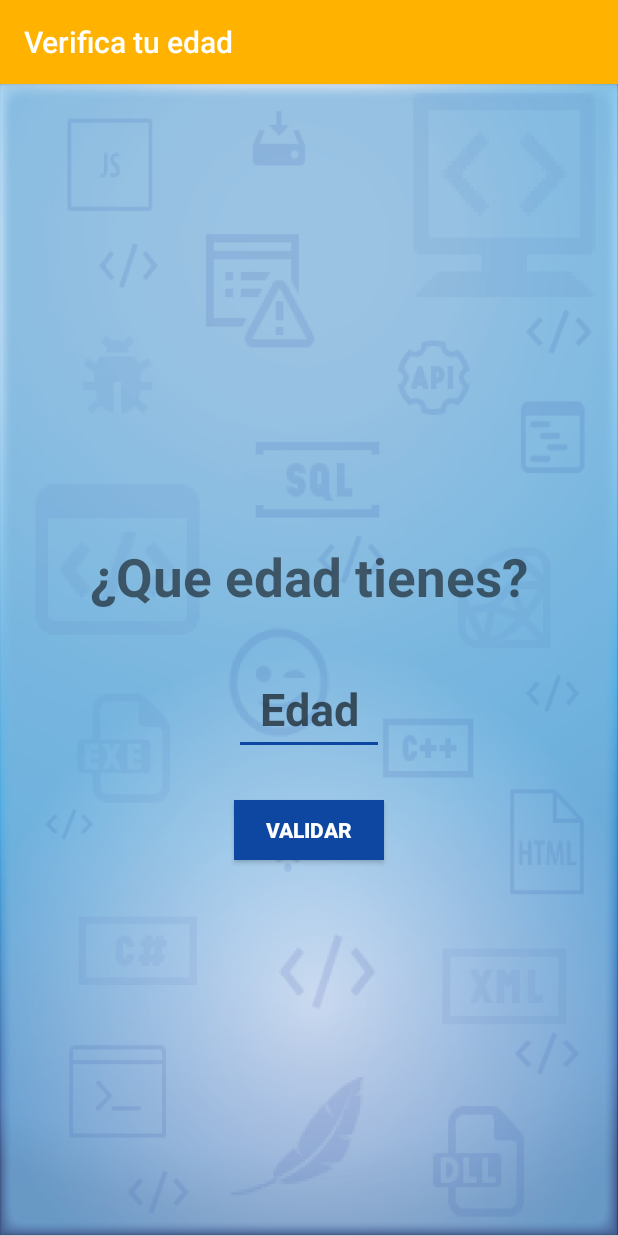
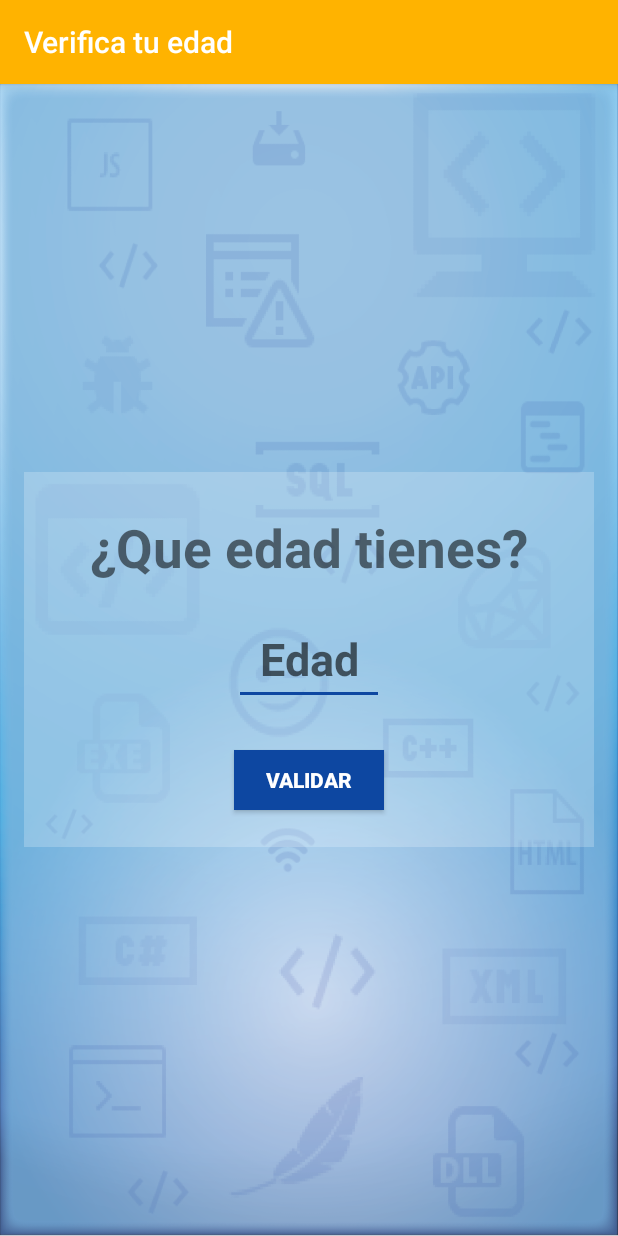
Before and after one commit to JoelFerman/Coralin, an Android app: the screen it shows after launch (AgeVerificationActivity), after a tap on "CONTINUAR", on a phone screen of 412 x 824 dp. Run offline under Robolectric (Android 15) with nearby library versions, the phone set to English and light mode, and no system bars.

Commit message:
error on project

```diff
--- a/app/build.gradle
+++ b/app/build.gradle
@@ -14,7 +14,7 @@ android {
     buildTypes {
         release {
             minifyEnabled false
-            proguardFiles getDefaultProguardFile('proguard-android.txt'), 'proguard-rules.pro'
+//            proguardFiles getDefaultProguardFile('proguard-android.txt'), 'proguard-rules.pro'
         }
     }
 }
--- a/app/src/main/AndroidManifest.xml
+++ b/app/src/main/AndroidManifest.xml
@@ -17,7 +17,6 @@
             android:label="@string/title_activity_loading">
             <intent-filter>
                 <action android:name="android.intent.action.MAIN" />
-
                 <category android:name="android.intent.category.LAUNCHER" />
             </intent-filter>
         </activity>
@@ -29,7 +28,7 @@
             android:name=".LoginActivity"
             android:label="@string/title_activity_login" />
         <activity android:name=".MainScreenActivity"
-            android:label="@string/title_activity_main_screen"></activity>
+            android:label="@string/title_activity_main_screen" />
     </application>
 
 </manifest>
--- a/app/src/main/java/coral/co/coralin/LoadingActivity.java
+++ b/app/src/main/java/coral/co/coralin/LoadingActivity.java
@@ -1,17 +1,14 @@
 package coral.co.coralin;
 
-import android.content.Context;
 import android.content.Intent;
-import android.content.SharedPreferences;
 import android.support.v7.app.AppCompatActivity;
 import android.os.Bundle;
 import android.view.View;
+import android.view.View.OnClickListener;
 import android.widget.Button;
 
-public class LoadingActivity extends AppCompatActivity implements View.OnClickListener
+public class LoadingActivity extends AppCompatActivity implements OnClickListener
 {
-    GlobalVars GV = new GlobalVars();
-
     Button btnContinue;
 
     @Override
@@ -19,9 +16,6 @@ public class LoadingActivity extends AppCompatActivity implements View.OnClickLi
     {
         super.onCreate(savedInstanceState);
         setContentView(R.layout.activity_loading);
-
-//        SharedPreferences sharedPreferences = getSharedPreferences("MyData", Context.MODE_PRIVATE);
-//        String age = sharedPreferences.getString("Age", "");
 
         btnContinue = (Button) findViewById(R.id.btnContinue);
 
@@ -34,25 +28,9 @@ public class LoadingActivity extends AppCompatActivity implements View.OnClickLi
         switch (v.getId())
         {
             case R.id.btnContinue:
-
-//                if (GV.tutorialView == 0)
-//                {
-                    Intent goTutorial = new Intent(this, AgeVerificationActivity.class);
-                    finish();
-                    startActivity(goTutorial);
-//                }
-//                else if (GV.tutorialView == 1)
-//                {
-//                    Intent goAgeVerification = new Intent(this, AgeVerificationActivity.class);
-//                    finish();
-//                    startActivity(goAgeVerification);
-//                }
-//                else if (GV.tutorialView == 2)
-//                {
-//                    Intent goLogin = new Intent(this, LoginActivity.class);
-//                    finish();
-//                    startActivity(goLogin);
-//                }
+                Intent goTutorial = new Intent(this, AgeVerificationActivity.class);
+                finish();
+                startActivity(goTutorial);
                 break;
         }
     }
--- a/app/src/main/res/drawable/button_shape_no_fill.xml
+++ b/app/src/main/res/drawable/button_shape_no_fill.xml
@@ -3,9 +3,9 @@
     <corners
         android:radius="5dp"
         />
-    <solid
-        android:color="@color/colorWhite"
-        />
+    <!--<solid-->
+        <!--android:color="@color/colorWhiteTransparent"-->
+        <!--/>-->
     <padding
         android:left="0dp"
         android:top="0dp"
--- a/app/src/main/res/layout/activity_age_verification.xml
+++ b/app/src/main/res/layout/activity_age_verification.xml
@@ -10,34 +10,28 @@
     android:paddingTop="@dimen/activity_vertical_margin"
     tools:context="coral.co.coralin.AgeVerificationActivity">
 
-    <!--<RelativeLayout-->
-    <!--android:layout_width="match_parent"-->
-    <!--android:layout_height="260dp"-->
-    <!--android:layout_centerInParent="true">-->
+    <RelativeLayout
+        android:layout_width="match_parent"
+        android:layout_height="250dp"
+        android:layout_centerInParent="true"
+        android:background="@color/colorWhiteTransparent">
 
         <TextView
             android:id="@+id/txtTitle"
             android:layout_width="wrap_content"
             android:layout_height="wrap_content"
-            android:layout_above="@+id/dividerHorizontalAge"
+            android:layout_above="@+id/txtAgeValidation"
             android:layout_centerHorizontal="true"
-            android:layout_marginBottom="30dp"
+            android:layout_marginBottom="20dp"
             android:text="¿Que edad tienes?"
             android:textSize="35dp"
             android:textStyle="bold" />
-
-        <TextView
-            android:id="@+id/dividerHorizontalAge"
-            android:layout_width="match_parent"
-            android:layout_height="4dp"
-            android:layout_centerInParent="true" />
 
         <EditText
             android:id="@+id/txtAgeValidation"
             android:layout_width="100dp"
             android:layout_height="wrap_content"
-            android:layout_below="@+id/dividerHorizontalAge"
-            android:layout_centerHorizontal="true"
+            android:layout_centerInParent="true"
             android:gravity="center"
             android:hint="Edad"
             android:onClick="save"
@@ -55,7 +49,6 @@
             android:text="VALIDAR"
             android:textColor="@color/colorWhite"
             android:textStyle="bold" />
-
-        <!--</RelativeLayout>-->
+    </RelativeLayout>
 
 </RelativeLayout>
--- a/app/src/main/res/layout/activity_login.xml
+++ b/app/src/main/res/layout/activity_login.xml
@@ -16,7 +16,7 @@
         android:layout_width="match_parent"
         android:layout_height="match_parent"
         android:layout_above="@+id/dividerHorizontal"
-        android:background="@drawable/button_shape_no_fill"
+        android:background="@color/colorWhiteTransparent"
         android:gravity="center_horizontal"
         android:paddingBottom="@dimen/activity_vertical_margin"
         android:paddingLeft="@dimen/activity_horizontal_margin"
--- a/app/src/main/res/values/colors.xml
+++ b/app/src/main/res/values/colors.xml
@@ -3,6 +3,10 @@
     <color name="colorPrimary">#FFB300</color>
     <color name="colorPrimaryDark">#FF8F00</color>
     <color name="colorAccent">#0D47A1</color>
+
+    <!-- TRANSPARENT COLORS -->
+    <color name="colorLayoutTransparent">#55000000</color>
+    <color name="colorWhiteTransparent">#37FFFFFF</color>
 
     <!-- OTHER COLORS -->
     <color name="colorScreenBackground">#FFECB3</color>
```
